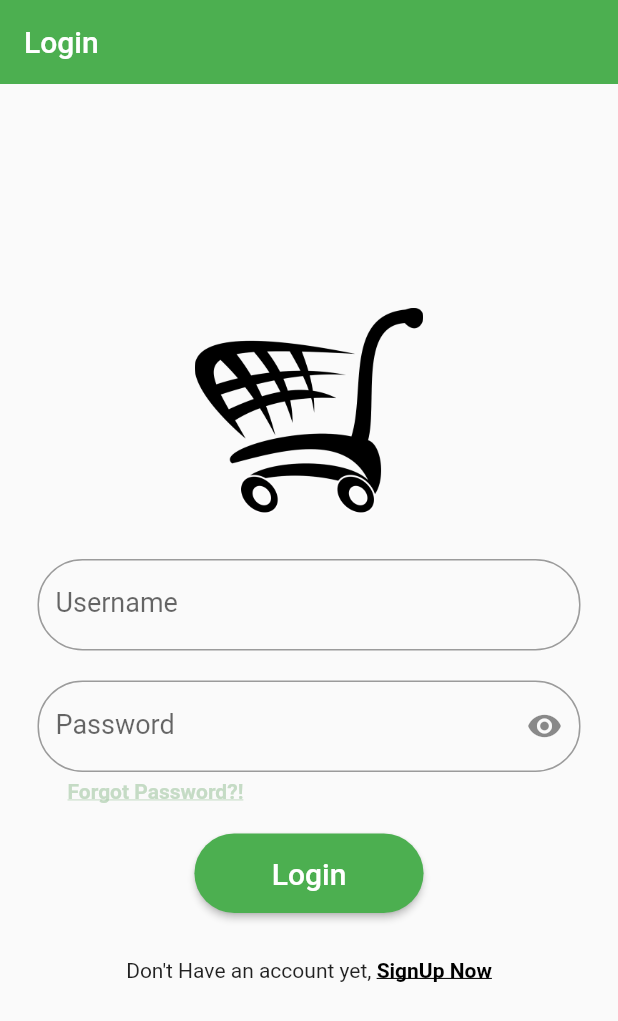
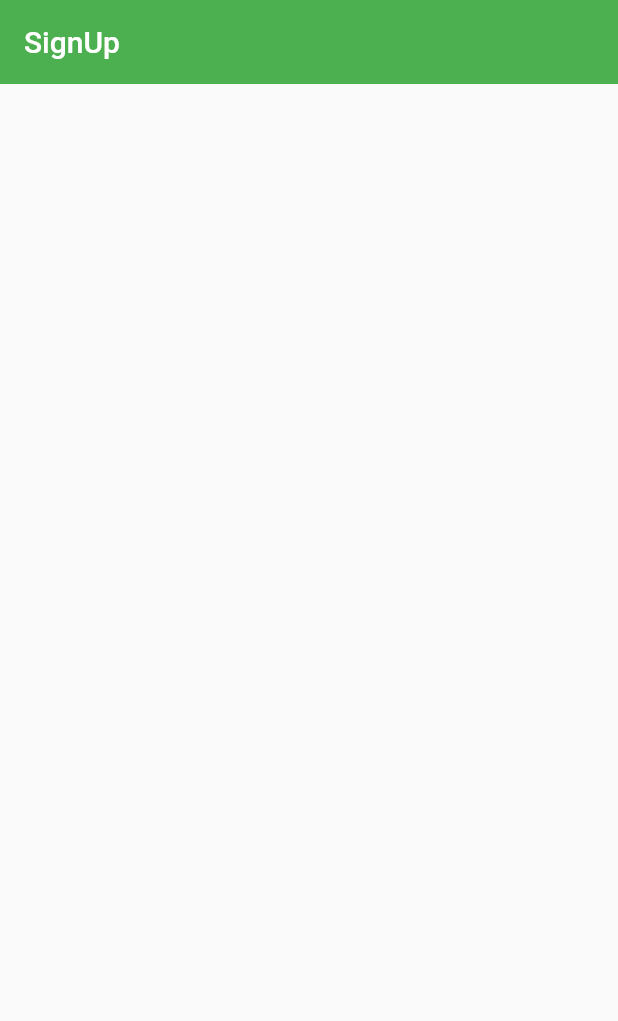
Before and after one commit to amartyanambiar/secondbuy, a Flutter app: the screen it shows after launch, after a tap on "SignUp Now", on a phone screen of 412 x 824 dp. Shown: the top 1021 px of the screen. Run offline on Flutter 3.47's test engine with Material 2 defaults, Android fonts, the phone set to English and light mode, and no system bars.

Commit message:
signup file

```diff
--- a/lib/login_page.dart
+++ b/lib/login_page.dart
@@ -1,5 +1,6 @@
 import 'package:flutter/material.dart';
 import 'package:flutter/rendering.dart';
+import 'package:secondbuy/signup_page.dart';
 
 class Login extends StatefulWidget {
   @override
@@ -121,7 +122,7 @@ class _LoginState extends State<Login> {
             ),
             onTap: () {
               Navigator.pop(context);
-              Navigator.pushNamed(context, '/');
+              Navigator.pushNamed(context, 'secondbuy/SignUp');
             },
           )
         ],
--- a/lib/main.dart
+++ b/lib/main.dart
@@ -1,4 +1,5 @@
 import 'package:flutter/material.dart';
+import 'package:secondbuy/signup_page.dart';
 
 import 'login_page.dart';
 
@@ -12,8 +13,11 @@ class MyApp extends StatelessWidget {
     return MaterialApp(
       debugShowCheckedModeBanner: false,
       title: 'Flutter Demo',
-      // home: Login(),
       home: Login(),
+      routes: {
+        'secondbuy/Login': (context) => Login(),
+        'secondbuy/SignUp': (context) => SignUp(),
+      },
     );
   }
 }
--- /dev/null
+++ b/lib/signup_page.dart
@@ -0,0 +1,21 @@
+import 'package:flutter/material.dart';
+import 'package:flutter/rendering.dart';
+
+class SignUp extends StatefulWidget {
+  const SignUp({Key? key}) : super(key: key);
+  @override
+  _SignUpState createState() => _SignUpState();
+}
+
+class _SignUpState extends State<SignUp> {
+  @override
+  Widget build(BuildContext context) {
+    return Scaffold(
+      appBar: AppBar(
+        elevation: 0,
+        backgroundColor: Colors.green,
+        title: Text("SignUp"),
+      ),
+    );
+  }
+}
```
